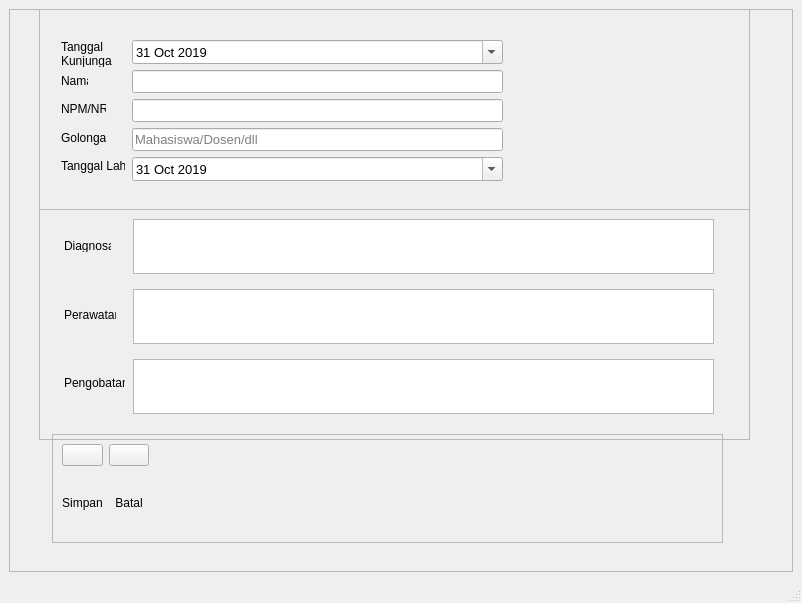
Before: the Qt Designer form UI/tambah_edit.ui in rakhid16/pkl, drawn with Qt 5.
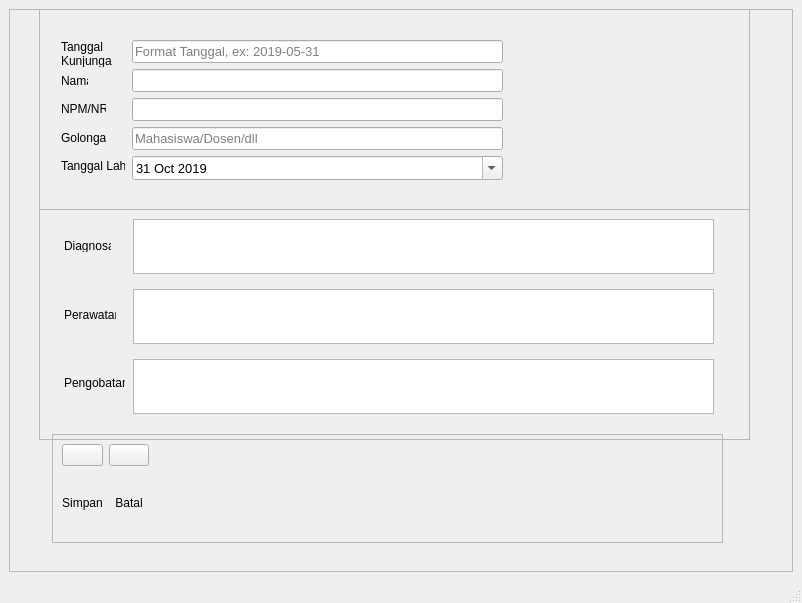
After: the same form once the commit is applied. Icons and pictures are not drawn.

Diff of the .ui file:
```diff
--- a/UI/tambah_edit.ui
+++ b/UI/tambah_edit.ui
@@ -131,7 +131,7 @@
        <property name="frameShadow">
         <enum>QFrame::Raised</enum>
        </property>
-       <widget class="QWidget" name="">
+       <widget class="QWidget" name="layoutWidget">
         <property name="geometry">
          <rect>
           <x>93</x>
@@ -142,21 +142,14 @@
         </property>
         <layout class="QVBoxLayout" name="verticalLayout">
          <item>
-          <widget class="QDateEdit" name="dateEdit_2">
+          <widget class="QLineEdit" name="lineEdit_3">
            <property name="font">
             <font>
              <pointsize>10</pointsize>
             </font>
            </property>
-           <property name="calendarPopup">
-            <bool>true</bool>
-           </property>
-           <property name="date">
-            <date>
-             <year>2019</year>
-             <month>10</month>
-             <day>31</day>
-            </date>
+           <property name="placeholderText">
+            <string>Format Tanggal, ex: 2019-05-31</string>
            </property>
           </widget>
          </item>
```
